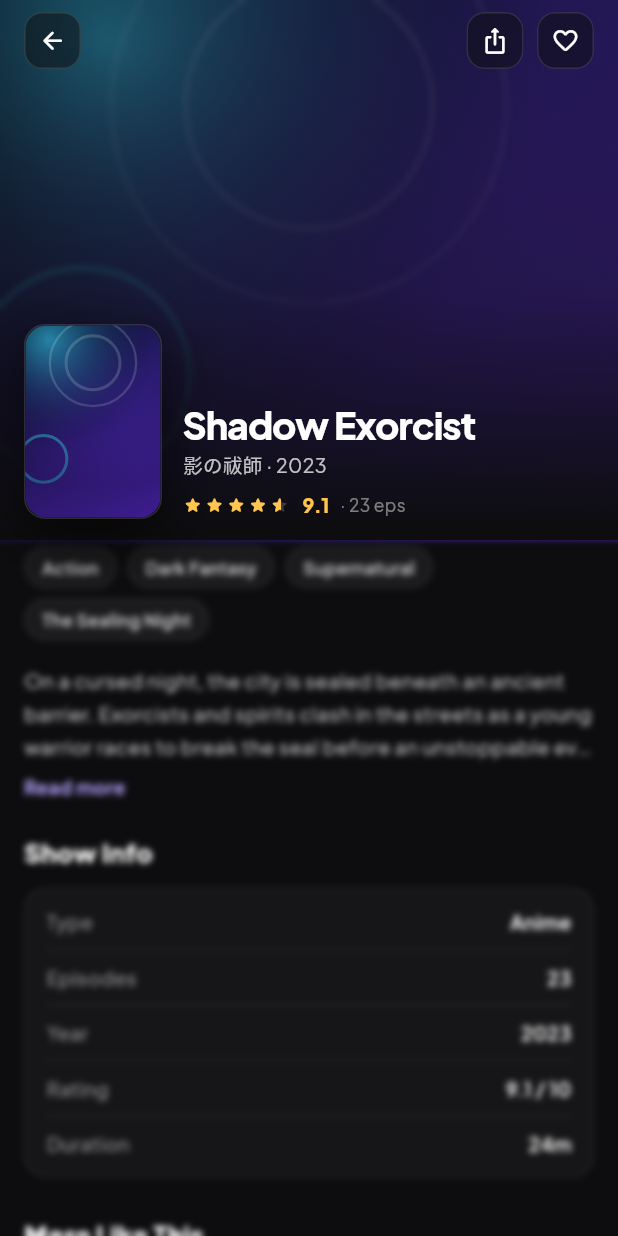
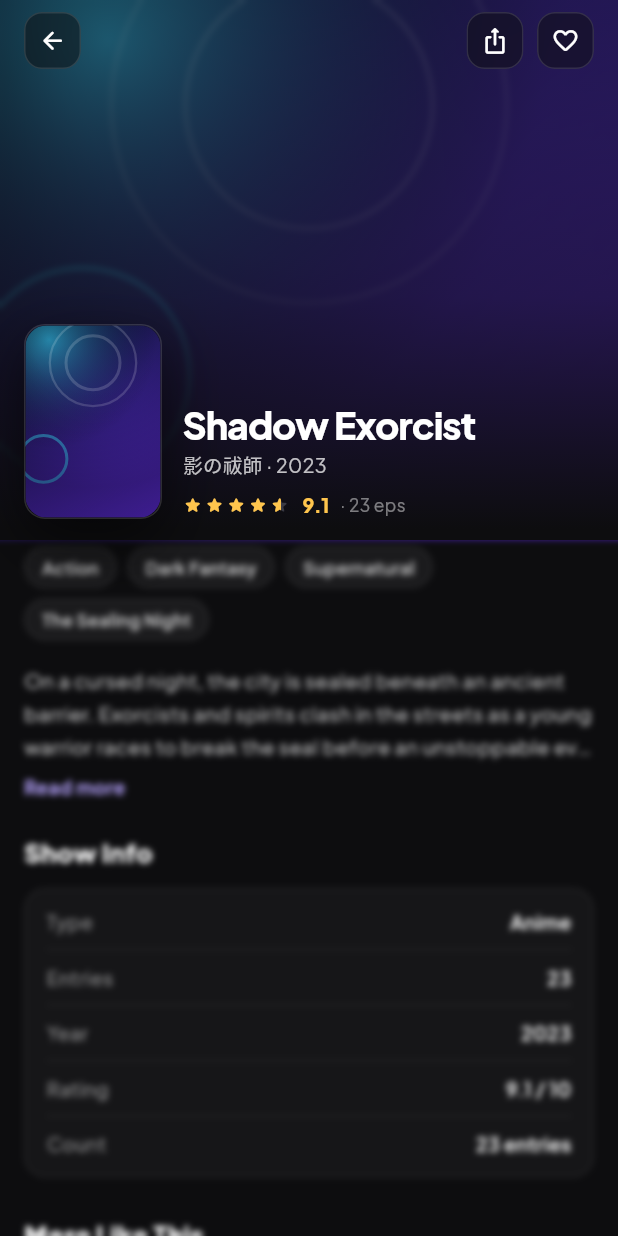
Before and after one commit to abdelhaqouballouk0-droid/Anify---Anime-Manga, a Flutter app: the screen it shows after launch, after a tap on "Shadow Exorcist", on a phone screen of 412 x 824 dp. Run offline on Flutter 3.47's test engine with Material 3 defaults, Android fonts, the phone set to English and light mode, and no system bars; our stand-ins replace google_fonts.

Commit message:
fix: remove all video/streaming labels for Apple 5.2.3 v1.5.0+14

```diff
--- a/lib/data/sample_data.dart
+++ b/lib/data/sample_data.dart
@@ -184,7 +184,7 @@ class SampleData {
   );
 
   // ---------------------------- FEEDS ----------------------------
-  static const List<Media> airing = [
+  static const List<Media> newReleases = [
     jjk,
     solo,
     demon,
--- a/lib/screens/details_screen.dart
+++ b/lib/screens/details_screen.dart
@@ -172,7 +172,7 @@ class _DetailsScreenState extends State<DetailsScreen> {
   }
 
   Widget _infoSection() {
-    final countLabel = m.isManga ? '${m.count} chapters' : '${m.count} episodes';
+    final countLabel = '${m.count} ${m.isManga ? 'chapters' : 'entries'}';
     final typeLabel = m.isManga ? 'Manga' : 'Anime';
     return Column(
       crossAxisAlignment: CrossAxisAlignment.start,
@@ -191,13 +191,13 @@ class _DetailsScreenState extends State<DetailsScreen> {
             children: [
               _infoRow('Type', typeLabel),
               const Divider(color: Color(0x12FFFFFF), height: 18),
-              _infoRow(m.isManga ? 'Chapters' : 'Episodes', m.count.toString()),
+              _infoRow(m.isManga ? 'Chapters' : 'Entries', m.count.toString()),
               const Divider(color: Color(0x12FFFFFF), height: 18),
               _infoRow('Year', m.year.toString()),
               const Divider(color: Color(0x12FFFFFF), height: 18),
               _infoRow('Rating', '${m.rating} / 10'),
               const Divider(color: Color(0x12FFFFFF), height: 18),
-              _infoRow('Duration', m.isManga ? countLabel : m.duration),
+              _infoRow('Count', countLabel),
             ],
           ),
         ),
--- a/lib/screens/home_screen.dart
+++ b/lib/screens/home_screen.dart
@@ -57,11 +57,11 @@ class HomeScreen extends StatelessWidget {
         ),
         const SizedBox(height: 26),
         const SectionHeader(
-            title: 'Currently Airing', overline: 'This week', onAction: _noop),
+            title: 'New Releases', overline: 'This week', onAction: _noop),
         _HRow(
           height: 252,
           children: [
-            for (final m in SampleData.airing)
+            for (final m in SampleData.newReleases)
               _AiringCard(media: m, onTap: () => _open(context, m)),
           ],
         ),
@@ -399,10 +399,6 @@ class _AiringCard extends StatelessWidget {
                 paletteKey: media.key,
                 radius: 14,
                 children: [
-                  Positioned(
-                      top: 8,
-                      right: 8,
-                      child: Pill('EP ${media.count}', tone: PillTone.solid)),
                   const DecoratedBox(
                     decoration: BoxDecoration(
                       gradient: LinearGradient(
--- a/pubspec.yaml
+++ b/pubspec.yaml
@@ -1,7 +1,7 @@
 name: nify
 description: "Nify — Arashi · Anime & Manga app (Flutter port of the Arashi redesign)."
 publish_to: 'none'
-version: 1.4.0+13
+version: 1.5.0+14
 
 environment:
   sdk: '>=3.3.0 <4.0.0'
```
